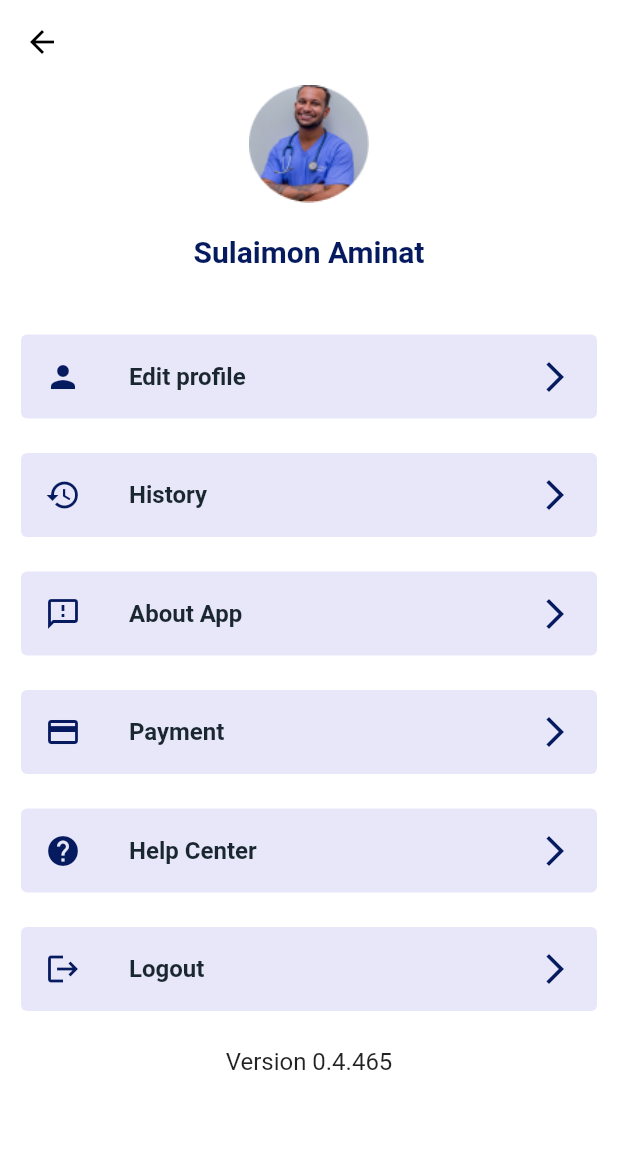
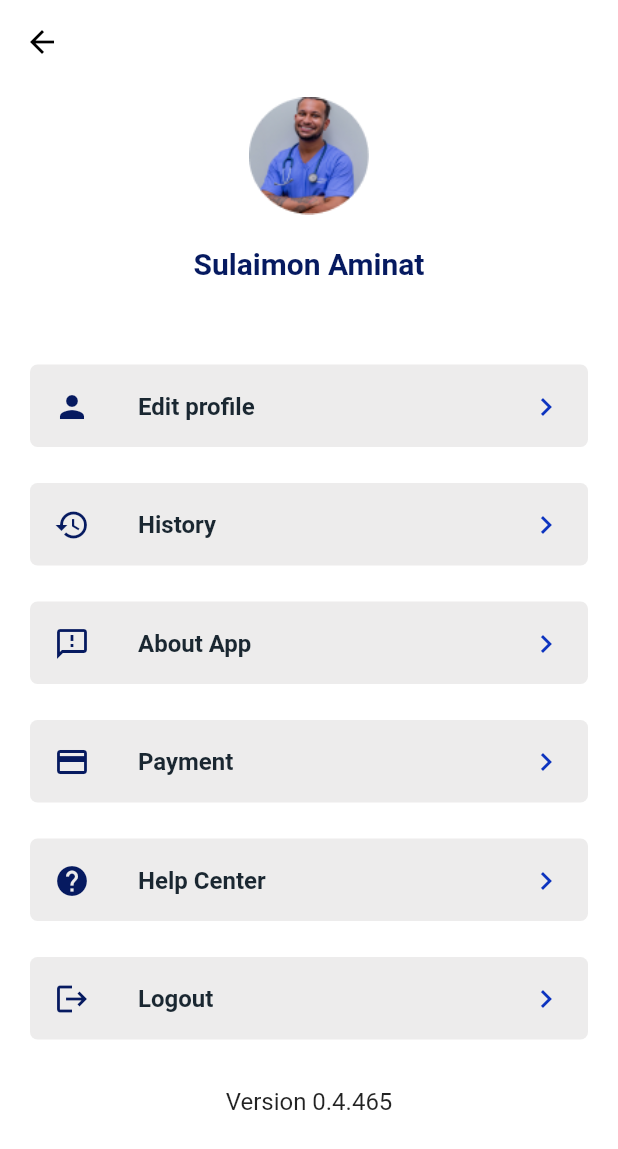
Before and after one commit to sobuur0/kumvent, a Flutter app: the ProfilePage screen opened by its route, on a phone screen of 412 x 824 dp. Shown: the top 1149 px of the screen. Run offline on Flutter 3.47's test engine with Material 2 defaults, Android fonts, the phone set to English and light mode, and no system bars; our stand-ins replace flutter_screenutil, google_fonts.

Commit message:
ui fixes

```diff
--- a/lib/constants/colours.dart
+++ b/lib/constants/colours.dart
@@ -1,4 +1,3 @@
-// ignore_for_file: always_specify_types
 import 'package:flutter/material.dart';
 
 const kPrimaryColor = Color(0xFF061A60);
@@ -23,3 +22,4 @@ const kNotificationIconColor = Color(0XFF0D34BF);
 const kNotificationCheckText = Color(0XFF636262);
 const kFilterBottomSheetDividerColor = Color(0xFFB1C2FF);
 const kFilterBottomSheetLabelColor = Color(0xFF8F8F8F);
+const kProfileCardColor = Color(0xFFEDECEC);
--- a/lib/presentation/dialogs/filter_bottomsheet.dart
+++ b/lib/presentation/dialogs/filter_bottomsheet.dart
@@ -247,9 +247,7 @@ class _FilterBottomSheetState extends State<FilterBottomSheet> {
     required bool isPicked,
     required String rating,
   }) {
-    return GestureDetector(
-      onTap: () {},
-      child: Container(
+    return Container(
       height: 32.0,
       padding: EdgeInsets.symmetric(
         vertical: 6.0,
@@ -275,7 +273,6 @@ class _FilterBottomSheetState extends State<FilterBottomSheet> {
           )
         ],
       ),
-      ),
     );
   }
 
--- a/lib/presentation/pages/profille_page.dart
+++ b/lib/presentation/pages/profille_page.dart
@@ -20,12 +20,12 @@ class ProfilePage extends StatelessWidget {
       ),
       body: SafeArea(
         child: Padding(
-          padding: const EdgeInsets.symmetric(horizontal: 10),
+          padding: const EdgeInsets.symmetric(horizontal: 20),
           child: SingleChildScrollView(
             physics: const BouncingScrollPhysics(),
             child: Column(
               children: [
-                const SizedBox(),
+                const Padding(padding: EdgeInsets.only(bottom: 8.0)),
                 Center(
                   child: Image.asset(
                     'images/profile_image.png',
@@ -45,62 +45,39 @@ class ProfilePage extends StatelessWidget {
                   ),
                 ),
                 const SizedBox(
-                  height: 40,
+                  height: 56.0,
                 ),
                 ProfileCard(
                   leadingIcon: Icons.person,
-                  trailingIcon: Icons.arrow_forward_ios,
                   title: 'Edit profile',
                   onPressed: () {},
                 ),
-                const SizedBox(
-                  height: 15.0,
-                ),
                 ProfileCard(
                   leadingIcon: Icons.history,
-                  trailingIcon: Icons.arrow_forward_ios,
                   title: 'History',
                   onPressed: () {},
                 ),
-                const SizedBox(
-                  height: 15.0,
-                ),
                 ProfileCard(
                   leadingIcon: Icons.feedback_outlined,
-                  trailingIcon: Icons.arrow_forward_ios,
                   title: 'About App',
                   onPressed: () {},
                 ),
-                const SizedBox(
-                  height: 15.0,
-                ),
                 ProfileCard(
                   leadingIcon: Icons.payment_outlined,
-                  trailingIcon: Icons.arrow_forward_ios,
                   title: 'Payment',
                   onPressed: () {},
                 ),
-                const SizedBox(
-                  height: 15.0,
-                ),
                 ProfileCard(
                   leadingIcon: Icons.help,
-                  trailingIcon: Icons.arrow_forward_ios,
                   title: 'Help Center',
                   onPressed: () {},
                 ),
-                const SizedBox(
-                  height: 15.0,
-                ),
                 ProfileCard(
                   leadingIcon: Icons.logout,
-                  trailingIcon: Icons.arrow_forward_ios,
                   title: 'Logout',
                   onPressed: () {},
                 ),
-                const SizedBox(
-                  height: 20.0,
-                ),
+                const Padding(padding: EdgeInsets.only(bottom: 8.0)),
                 const Text(
                   'Version 0.4.465',
                   style: TextStyle(
--- a/lib/presentation/widgets/profile_card.dart
+++ b/lib/presentation/widgets/profile_card.dart
@@ -2,22 +2,27 @@ import 'package:flutter/material.dart';
 import 'package:kumvent/constants/colours.dart';
 
 class ProfileCard extends StatelessWidget {
-  const ProfileCard(
-      {Key? key,
+  const ProfileCard({
+    Key? key,
     required this.leadingIcon,
-      required this.trailingIcon,
     required this.title,
-      required this.onPressed})
-      : super(key: key);
+    required this.onPressed,
+  }) : super(key: key);
 
-  final IconData leadingIcon, trailingIcon;
+  final IconData leadingIcon;
   final String title;
   final VoidCallback onPressed;
   @override
   Widget build(BuildContext context) {
-    return Card(
-      color: const Color(0xffE7E7F9),
-      elevation: 0.0,
+    return InkWell(
+      onTap: onPressed,
+      child: Container(
+        height: 55.0,
+        margin: const EdgeInsets.only(bottom: 24.0),
+        decoration: BoxDecoration(
+          color: kProfileCardColor,
+          borderRadius: BorderRadius.circular(5.0),
+        ),
         child: ListTile(
           leading: Icon(
             leadingIcon,
@@ -28,11 +33,13 @@ class ProfileCard extends StatelessWidget {
             style: const TextStyle(
               color: Color(0xff1A2731),
               fontWeight: FontWeight.bold,
-              fontSize: 16.0),
+              fontSize: 16.0,
             ),
-        trailing: Icon(
-          trailingIcon,
-          color: kPrimaryColor,
+          ),
+          trailing: const Icon(
+            Icons.chevron_right,
+            color: Color(0xFF0D34BF),
+          ),
         ),
       ),
     );
```
Lines whose indentation alone changed are shown as unchanged.
